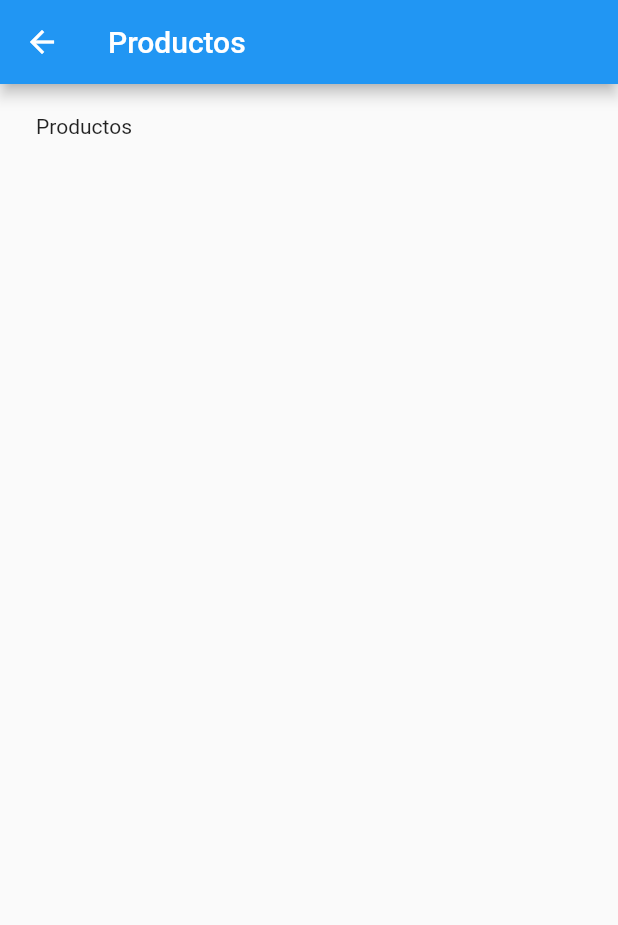
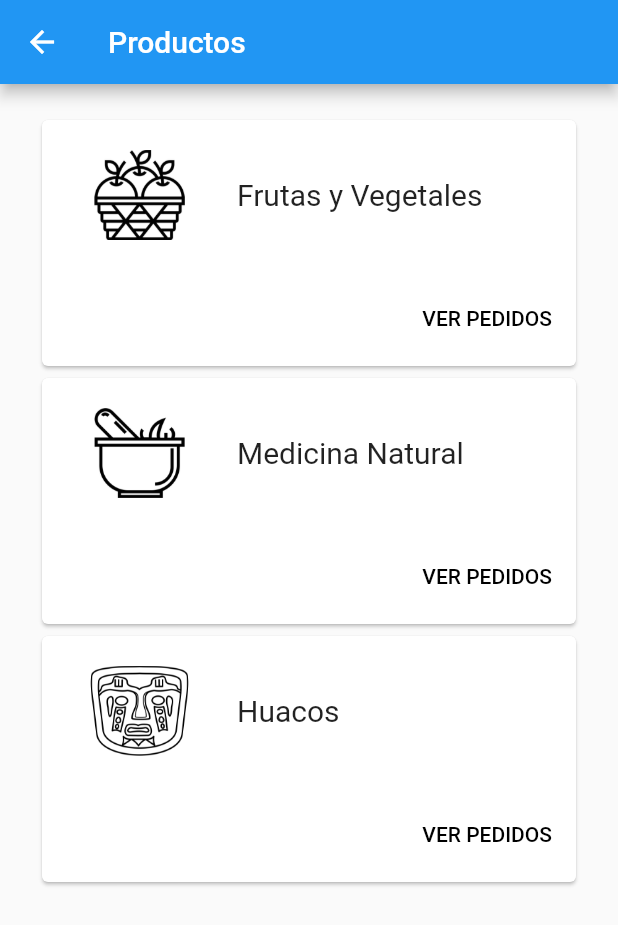
Before and after one commit to marti1125/SymbioCreationFarmer, a Flutter app: the ProductPage screen opened by its route, on a phone screen of 412 x 824 dp. Shown: the top 925 px of the screen. Run offline on Flutter 3.47's test engine with Material 2 defaults, Android fonts, the phone set to English and light mode, and no system bars; our stand-ins replace percent_indicator.

Commit message:
se agrega la lista de productos a la venta

```diff
--- a/lib/product.dart
+++ b/lib/product.dart
@@ -6,24 +6,147 @@ class ProductPage extends StatefulWidget {
 }
 
 class _ProductPageState extends State<ProductPage> {
-
   @override
   Widget build(BuildContext context) {
     return Scaffold(
         appBar: new AppBar(
           title: new Text('Productos'),
         ),
-        body: _productContent(context)
-    );
+        body: _productContent(context));
   }
 
   Widget _productContent(BuildContext context) {
     return new ListView(
       padding: EdgeInsets.symmetric(vertical: 20.0, horizontal: 24.0),
       children: <Widget>[
-        new Text('Productos')
+
+        Center(
+          child: new Card(
+            child: new Column(
+              children: <Widget>[
+                new Row(
+                  children: <Widget>[
+                    new Container(
+                      alignment: FractionalOffset.center,
+                      width: 130,
+                      padding: EdgeInsets.symmetric(vertical: 20.0, horizontal: 24.0),
+                      child: new Image.asset(
+                        'assets/fruit.png',
+                        height: 60.0,
+                        fit: BoxFit.cover,
+                      ),
+                    ),
+                    new Container(
+                      child: new Text(
+                        'Frutas y Vegetales',
+                        style: new TextStyle(
+                          fontSize: 20.0
+                        ),
+                      ),
+                    ),
+
+                  ],
+                ),
+                ButtonTheme.bar( // make buttons use the appropriate styles for cards
+                  child: ButtonBar(
+                    children: <Widget>[
+                      FlatButton(
+                        child: const Text('VER PEDIDOS'),
+                        onPressed: () { /* ... */ },
+                      ),
+                    ],
+                  ),
+                ),
+              ],
+            ),
+          ),
+        ),
+
+        Center(
+          child: new Card(
+            child: new Column(
+              children: <Widget>[
+                new Row(
+                  children: <Widget>[
+                    new Container(
+                      alignment: FractionalOffset.center,
+                      width: 130,
+                      padding: EdgeInsets.symmetric(vertical: 20.0, horizontal: 24.0),
+                      child: new Image.asset(
+                        'assets/natural_medicine.png',
+                        height: 60.0,
+                        fit: BoxFit.cover,
+                      ),
+                    ),
+                    new Container(
+                      child: new Text(
+                        'Medicina Natural',
+                        style: new TextStyle(
+                            fontSize: 20.0
+                        ),
+                      ),
+                    ),
+
+                  ],
+                ),
+                ButtonTheme.bar( // make buttons use the appropriate styles for cards
+                  child: ButtonBar(
+                    children: <Widget>[
+                      FlatButton(
+                        child: const Text('VER PEDIDOS'),
+                        onPressed: () { /* ... */ },
+                      ),
+                    ],
+                  ),
+                ),
+              ],
+            ),
+          ),
+        ),
+
+        Center(
+          child: new Card(
+            child: new Column(
+              children: <Widget>[
+                new Row(
+                  children: <Widget>[
+                    new Container(
+                      alignment: FractionalOffset.center,
+                      width: 130,
+                      padding: EdgeInsets.symmetric(vertical: 20.0, horizontal: 24.0),
+                      child: new Image.asset(
+                        'assets/old.png',
+                        height: 60.0,
+                        fit: BoxFit.cover,
+                      ),
+                    ),
+                    new Container(
+                      child: new Text(
+                        'Huacos',
+                        style: new TextStyle(
+                            fontSize: 20.0
+                        ),
+                      ),
+                    ),
+
+                  ],
+                ),
+                ButtonTheme.bar( // make buttons use the appropriate styles for cards
+                  child: ButtonBar(
+                    children: <Widget>[
+                      FlatButton(
+                        child: const Text('VER PEDIDOS'),
+                        onPressed: () { /* ... */ },
+                      ),
+                    ],
+                  ),
+                ),
+              ],
+            ),
+          ),
+        ),
+
       ],
     );
   }
-
 }
--- a/pubspec.yaml
+++ b/pubspec.yaml
@@ -69,3 +69,6 @@ flutter:
   # see https://flutter.io/custom-fonts/#from-packages
   assets:
     - assets/farmer.png
+    - assets/fruit.png
+    - assets/natural_medicine.png
+    - assets/old.png
```
Also changed, not shown: assets/fruit.png (added), assets/natural_medicine.png (added), assets/old.png (added).
